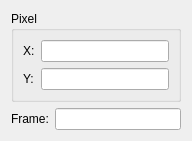
Old version of the form debugger/ppuinformationdialog.ui in the repository christopherpow/nesicide.
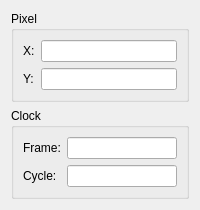
New version of the form.

The edit to the form file:
```diff
--- a/debugger/ppuinformationdialog.ui
+++ b/debugger/ppuinformationdialog.ui
@@ -6,14 +6,23 @@
    <rect>
     <x>0</x>
     <y>0</y>
-    <width>192</width>
-    <height>125</height>
+    <width>200</width>
+    <height>186</height>
    </rect>
   </property>
+  <property name="sizePolicy">
+   <sizepolicy hsizetype="MinimumExpanding" vsizetype="Preferred">
+    <horstretch>0</horstretch>
+    <verstretch>0</verstretch>
+   </sizepolicy>
+  </property>
   <property name="windowTitle">
    <string>Dialog</string>
   </property>
   <layout class="QFormLayout" name="formLayout_2">
+   <property name="fieldGrowthPolicy">
+    <enum>QFormLayout::AllNonFixedFieldsGrow</enum>
+   </property>
    <item row="0" column="0" colspan="2">
     <widget class="QGroupBox" name="groupBox">
      <property name="title">
@@ -51,18 +60,41 @@
      </layout>
     </widget>
    </item>
-   <item row="1" column="0">
+   <item row="1" column="0" colspan="2">
+    <widget class="QGroupBox" name="groupBox_2">
+     <property name="title">
+      <string>Clock</string>
+     </property>
+     <layout class="QFormLayout" name="formLayout_3">
+      <item row="0" column="0">
     <widget class="QLabel" name="label_3">
      <property name="text">
       <string>Frame:</string>
      </property>
     </widget>
    </item>
-   <item row="1" column="1">
+      <item row="0" column="1">
     <widget class="QLineEdit" name="frameNumber">
      <property name="readOnly">
       <bool>true</bool>
      </property>
+       </widget>
+      </item>
+      <item row="1" column="0">
+       <widget class="QLabel" name="label_4">
+        <property name="text">
+         <string>Cycle:</string>
+        </property>
+       </widget>
+      </item>
+      <item row="1" column="1">
+       <widget class="QLineEdit" name="cycleNumber">
+        <property name="readOnly">
+         <bool>true</bool>
+        </property>
+       </widget>
+      </item>
+     </layout>
     </widget>
    </item>
   </layout>
```
Lines whose indentation alone changed are shown as unchanged.
